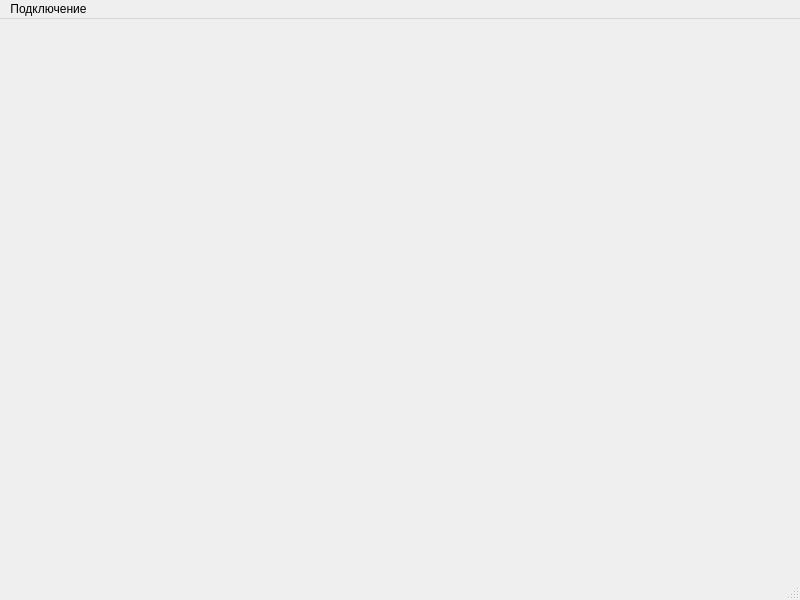
The window that src/MainWindow.ui (teackot/veggieapp) describes before a commit, drawn with Qt 5.
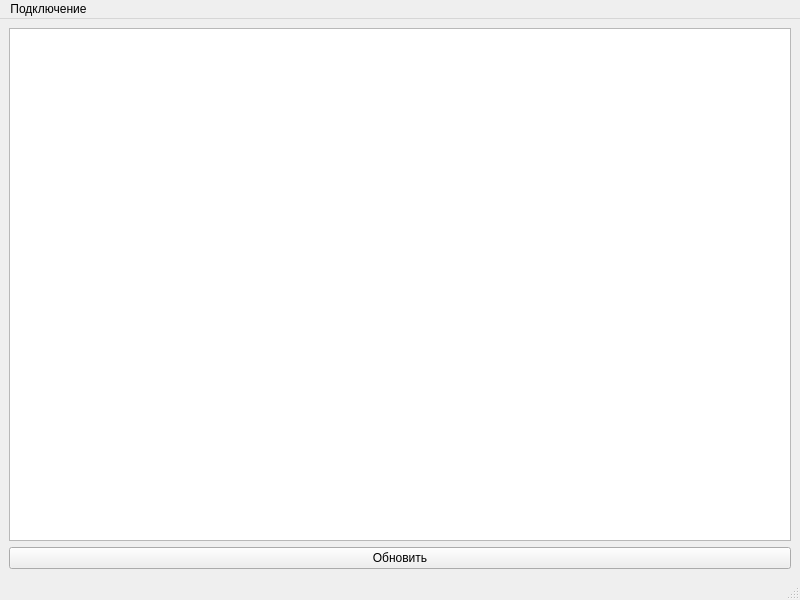
The same window after the commit. Icons and pictures are not drawn.

Commit message: Display the contents of the product table

```diff
--- a/src/MainWindow.ui
+++ b/src/MainWindow.ui
@@ -13,7 +13,27 @@
   <property name="windowTitle">
    <string>MainWindow</string>
   </property>
-  <widget class="QWidget" name="centralwidget"/>
+  <widget class="QWidget" name="centralwidget">
+   <layout class="QGridLayout" name="gridLayout">
+    <item row="0" column="0">
+     <layout class="QVBoxLayout" name="verticalLayout">
+      <item>
+       <widget class="QTableView" name="tableView"/>
+      </item>
+      <item>
+       <widget class="QPushButton" name="updateButton">
+        <property name="text">
+         <string>Обновить</string>
+        </property>
+        <property name="icon">
+         <iconset theme="view-refresh-symbolic"/>
+        </property>
+       </widget>
+      </item>
+     </layout>
+    </item>
+   </layout>
+  </widget>
   <widget class="QMenuBar" name="menubar">
    <property name="geometry">
     <rect>
```
The commit also changes 5 other files.
